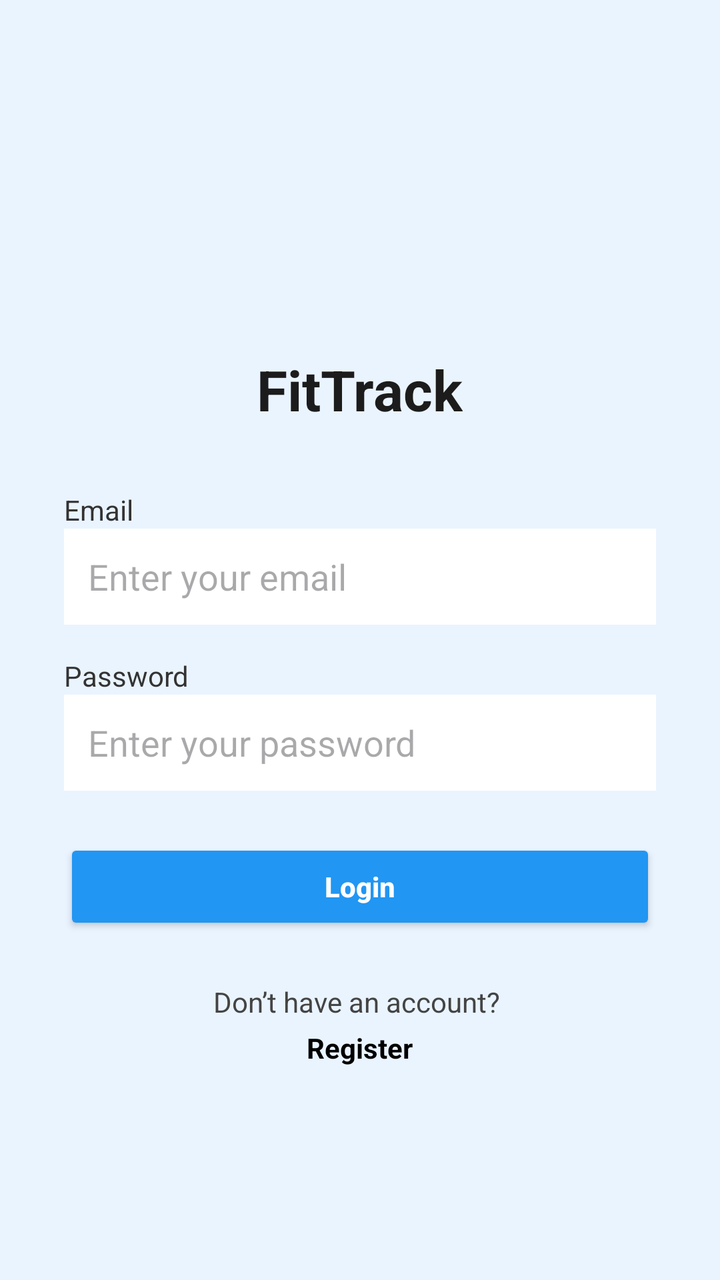
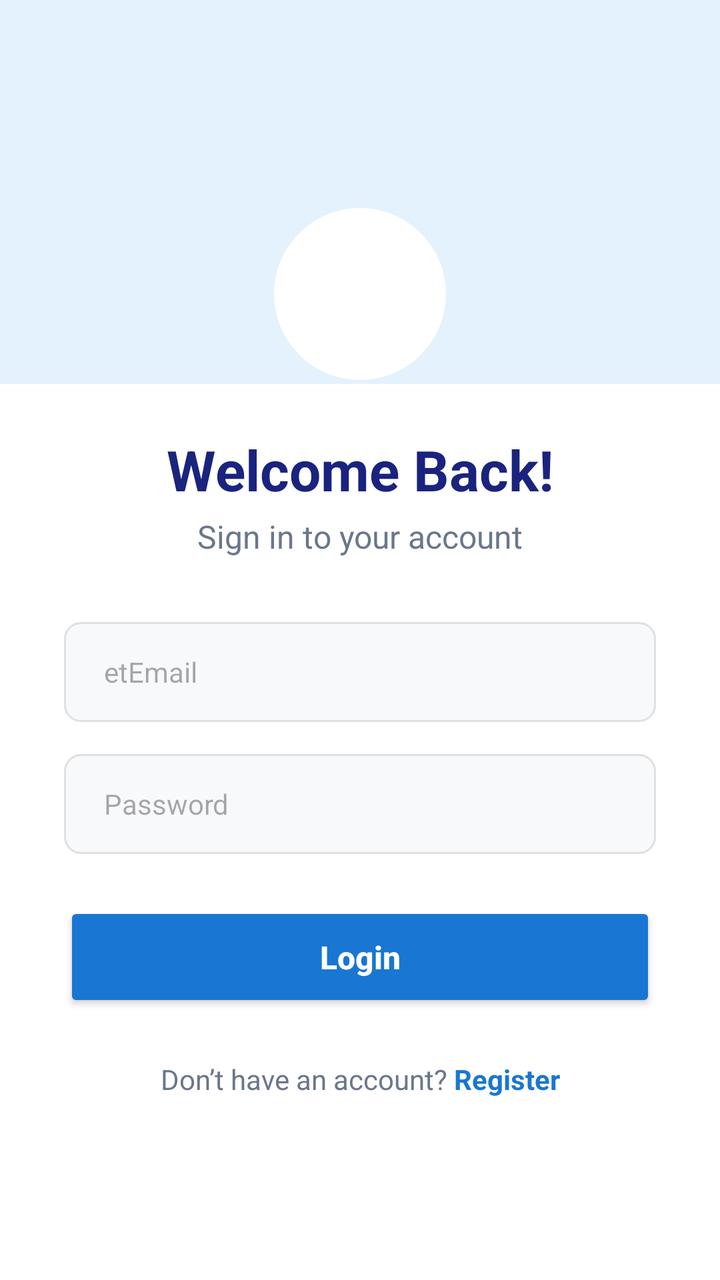

An Android layout rendered at two revisions. The XML below is the earlier revision; the diff shows what the commit changed to produce the second picture.
<!-- AndroidManifest.xml: application theme Theme.FinalHamada -->
<!-- res/layout/activity_sign_in.xml -->
<?xml version="1.0" encoding="utf-8"?>
<LinearLayout xmlns:android="http://schemas.android.com/apk/res/android"
    android:layout_width="match_parent"
    android:layout_height="match_parent"
    android:background="#EAF4FF"
    android:fillViewport="true"
    android:id="@+id/main">

    <LinearLayout
        android:layout_width="match_parent"
        android:layout_height="wrap_content"
        android:gravity="center_horizontal"
        android:orientation="vertical"
        android:padding="32dp">

        
        <ImageView
            android:id="@+id/logoImage"
            android:layout_width="80dp"
            android:layout_height="80dp"
            android:layout_marginTop="48dp"
            android:layout_marginBottom="16dp"
            android:padding="16dp"
            android:scaleType="centerInside" />

        
        <TextView
            android:id="@+id/appName"
            android:layout_width="wrap_content"
            android:layout_height="wrap_content"
            android:layout_marginBottom="32dp"
            android:text="FitTrack"
            android:textColor="#1C1C1C"
            android:textSize="28sp"
            android:textStyle="bold" />

        
        <TextView
            android:id="@+id/tvEmail"
            android:layout_width="match_parent"
            android:layout_height="wrap_content"
            android:text="Email"
            android:textColor="#333333"
            android:textSize="14sp" />

        <EditText
            android:id="@+id/emailInput"
            android:layout_width="match_parent"
            android:layout_height="48dp"
            android:layout_marginBottom="16dp"
            android:background="@android:color/white"
            android:hint="Enter your email"
            android:inputType="textEmailAddress"
            android:padding="12dp" />

        
        <TextView
            android:id="@+id/tvPassword"
            android:layout_width="match_parent"
            android:layout_height="wrap_content"
            android:text="Password"
            android:textColor="#333333"
            android:textSize="14sp" />

        <EditText
            android:id="@+id/etPassword"
            android:layout_width="match_parent"
            android:layout_height="48dp"
            android:layout_marginBottom="24dp"
            android:background="@android:color/white"
            android:hint="Enter your password"
            android:inputType="textPassword"
            android:padding="12dp" />

        
        <Button
            android:id="@+id/btnLogin"
            android:layout_width="match_parent"
            android:layout_height="48dp"
            android:backgroundTint="#2196F3"
            android:text="Login"
            android:textAllCaps="false"
            android:textColor="@android:color/white"
            android:textStyle="bold" />

        
        <TextView
            android:id="@+id/tvaccount"
            android:layout_width="wrap_content"
            android:layout_height="wrap_content"
            android:layout_marginTop="24dp"
            android:text="Don’t have an account? "
            android:textColor="#444444"
            android:textSize="14sp" />

        <TextView
            android:id="@+id/tvRegister"
            android:layout_width="wrap_content"
            android:layout_height="wrap_content"
            android:layout_marginTop="4dp"
            android:text="Register"
            android:textColor="#000000"
            android:textSize="14sp"
            android:textStyle="bold" />
    </LinearLayout>
</LinearLayout>
<!-- resources referenced by this layout -->
<resources>
  <style name="Theme.FinalHamada" parent="Base.Theme.FinalHamada" />
  <style name="Base.Theme.FinalHamada" parent="Theme.Material3.DayNight.NoActionBar">
          
          
      </style>
</resources>

<!-- the commit's change to res/layout/activity_sign_in.xml (unified diff, before → after) -->
@@ -1,106 +1,151 @@
 <?xml version="1.0" encoding="utf-8"?>
-<LinearLayout xmlns:android="http://schemas.android.com/apk/res/android"
+<androidx.constraintlayout.widget.ConstraintLayout xmlns:android="http://schemas.android.com/apk/res/android"
+    xmlns:app="http://schemas.android.com/apk/res-auto"
+    xmlns:tools="http://schemas.android.com/tools"
+    android:id="@+id/main"
     android:layout_width="match_parent"
     android:layout_height="match_parent"
-    android:background="#EAF4FF"
-    android:fillViewport="true"
-    android:id="@+id/main">
+    android:background="#FFFFFF"
+    tools:context=".SignIn">
 
+    
+    <View
+        android:id="@+id/top_view"
+        android:layout_width="0dp"
+        android:layout_height="0dp"
+        android:background="#E3F2FD"
+        app:layout_constraintBottom_toTopOf="@+id/guideline_top"
+        app:layout_constraintEnd_toEndOf="parent"
+        app:layout_constraintStart_toStartOf="parent"
+        app:layout_constraintTop_toTopOf="parent" />
+
+    
+    <ImageView
+        android:id="@+id/logoImage"
+        android:layout_width="90dp"
+        android:layout_height="90dp"
+        android:background="@drawable/circular_background"
+        android:padding="20dp"
+        app:layout_constraintBottom_toTopOf="@+id/guideline_top"
+        app:layout_constraintEnd_toEndOf="parent"
+        app:layout_constraintStart_toStartOf="parent"
+        app:tint="#1976D2"
+        tools:ignore="ContentDescription" />
+
+    
+    <androidx.constraintlayout.widget.Guideline
+        android:id="@+id/guideline_top"
+        android:layout_width="wrap_content"
+        android:layout_height="wrap_content"
+        android:orientation="horizontal"
+        app:layout_constraintGuide_percent="0.30" />
+
+    
+    <TextView
+        android:id="@+id/tvWelcome"
+        android:layout_width="wrap_content"
+        android:layout_height="wrap_content"
+        android:layout_marginTop="24dp"
+        android:text="Welcome Back!"
+        android:textColor="#1A237E"
+        android:textSize="28sp"
+        android:textStyle="bold"
+        app:layout_constraintEnd_toEndOf="parent"
+        app:layout_constraintStart_toStartOf="parent"
+        app:layout_constraintTop_toBottomOf="@id/guideline_top" />
+
+    
+    <TextView
+        android:id="@+id/tvSubtitle"
+        android:layout_width="wrap_content"
+        android:layout_height="wrap_content"
+        android:layout_marginTop="4dp"
+        android:text="Sign in to your account"
+        android:textColor="#6A778B"
+        android:textSize="16sp"
+        app:layout_constraintEnd_toEndOf="parent"
+        app:layout_constraintStart_toStartOf="parent"
+        app:layout_constraintTop_toBottomOf="@id/tvWelcome" />
+
+    
+    <EditText
+        android:id="@+id/etEmail"
+        android:layout_width="0dp"
+        android:layout_height="50dp"
+        android:layout_marginStart="32dp"
+        android:layout_marginTop="32dp"
+        android:layout_marginEnd="32dp"
+        android:background="@drawable/edittext_background"
+        android:hint="etEmail"
+        android:inputType="textEmailAddress"
+        android:paddingStart="20dp"
+        android:paddingEnd="20dp"
+        android:textSize="14sp"
+        app:layout_constraintEnd_toEndOf="parent"
+        app:layout_constraintStart_toStartOf="parent"
+        app:layout_constraintTop_toBottomOf="@id/tvSubtitle" />
+
+    
+    <EditText
+        android:id="@+id/etPassword"
+        android:layout_width="0dp"
+        android:layout_height="50dp"
+        android:layout_marginTop="16dp"
+        android:background="@drawable/edittext_background"
+        android:hint="Password"
+        android:inputType="textPassword"
+        android:paddingStart="20dp"
+        android:paddingEnd="20dp"
+        android:textSize="14sp"
+        app:layout_constraintEnd_toEndOf="@id/etEmail"
+        app:layout_constraintStart_toStartOf="@id/etEmail"
+        app:layout_constraintTop_toBottomOf="@id/etEmail" />
+
+    
+    <Button
+        android:id="@+id/btnLogin"
+        android:layout_width="0dp"
+        android:layout_height="55dp"
+        android:layout_marginTop="24dp"
+        android:backgroundTint="#1976D2"
+        android:text="Login"
+        android:textAllCaps="false"
+        android:textColor="@android:color/white"
+        android:textSize="16sp"
+        android:textStyle="bold"
+        app:cornerRadius="8dp"
+        app:layout_constraintEnd_toEndOf="@id/etPassword"
+        app:layout_constraintStart_toStartOf="@id/etPassword"
+        app:layout_constraintTop_toBottomOf="@id/etPassword" />
+
+    
     <LinearLayout
-        android:layout_width="match_parent"
+        android:id="@+id/register_layout"
+        android:layout_width="wrap_content"
         android:layout_height="wrap_content"
-        android:gravity="center_horizontal"
-        android:orientation="vertical"
-        android:padding="32dp">
+        android:layout_marginTop="24dp"
+        android:gravity="center"
+        android:orientation="horizontal"
+        app:layout_constraintEnd_toEndOf="parent"
+        app:layout_constraintStart_toStartOf="parent"
+        app:layout_constraintTop_toBottomOf="@id/btnLogin">
 
-        
-        <ImageView
-            android:id="@+id/logoImage"
-            android:layout_width="80dp"
-            android:layout_height="80dp"
-            android:layout_marginTop="48dp"
-            android:layout_marginBottom="16dp"
-            android:padding="16dp"
-            android:scaleType="centerInside" />
-
-        
-        <TextView
-            android:id="@+id/appName"
-            android:layout_width="wrap_content"
-            android:layout_height="wrap_content"
-            android:layout_marginBottom="32dp"
-            android:text="FitTrack"
-            android:textColor="#1C1C1C"
-            android:textSize="28sp"
-            android:textStyle="bold" />
-
-        
-        <TextView
-            android:id="@+id/tvEmail"
-            android:layout_width="match_parent"
-            android:layout_height="wrap_content"
-            android:text="Email"
-            android:textColor="#333333"
-            android:textSize="14sp" />
-
-        <EditText
-            android:id="@+id/emailInput"
-            android:layout_width="match_parent"
-            android:layout_height="48dp"
-            android:layout_marginBottom="16dp"
-            android:background="@android:color/white"
-            android:hint="Enter your email"
-            android:inputType="textEmailAddress"
-            android:padding="12dp" />
-
-        
-        <TextView
-            android:id="@+id/tvPassword"
-            android:layout_width="match_parent"
-            android:layout_height="wrap_content"
-            android:text="Password"
-            android:textColor="#333333"
-            android:textSize="14sp" />
-
-        <EditText
-            android:id="@+id/etPassword"
-            android:layout_width="match_parent"
-            android:layout_height="48dp"
-            android:layout_marginBottom="24dp"
-            android:background="@android:color/white"
-            android:hint="Enter your password"
-            android:inputType="textPassword"
-            android:padding="12dp" />
-
-        
-        <Button
-            android:id="@+id/btnLogin"
-            android:layout_width="match_parent"
-            android:layout_height="48dp"
-            android:backgroundTint="#2196F3"
-            android:text="Login"
-            android:textAllCaps="false"
-            android:textColor="@android:color/white"
-            android:textStyle="bold" />
-
-        
         <TextView
             android:id="@+id/tvaccount"
             android:layout_width="wrap_content"
             android:layout_height="wrap_content"
-            android:layout_marginTop="24dp"
             android:text="Don’t have an account? "
-            android:textColor="#444444"
+            android:textColor="#6A778B"
             android:textSize="14sp" />
 
         <TextView
             android:id="@+id/tvRegister"
             android:layout_width="wrap_content"
             android:layout_height="wrap_content"
-            android:layout_marginTop="4dp"
             android:text="Register"
-            android:textColor="#000000"
+            android:textColor="#1976D2"
             android:textSize="14sp"
             android:textStyle="bold" />
     </LinearLayout>
-</LinearLayout>
+
+</androidx.constraintlayout.widget.ConstraintLayout>
<!-- resource entries referenced after the edit -->
@@ -1,5 +1,20 @@
 <!-- resources referenced by this layout -->
 <resources>
+  <!-- drawable circular_background (drawable) -->
+  <?xml version="1.0" encoding="utf-8"?>
+  <shape xmlns:android="http://schemas.android.com/apk/res/android"
+      android:shape="oval">
+      <solid android:color="#FFFFFF"/>
+      <stroke android:width="2dp" android:color="#E3F2FD" />
+  </shape>
+  <!-- drawable edittext_background (drawable) -->
+  <?xml version="1.0" encoding="utf-8"?>
+  <shape xmlns:android="http://schemas.android.com/apk/res/android"
+      android:shape="rectangle">
+      <solid android:color="#F8F9FA" />
+      <corners android:radius="8dp" />
+      <stroke android:width="1dp" android:color="#E0E0E0" />
+  </shape>
   <style name="Theme.FinalHamada" parent="Base.Theme.FinalHamada" />
   <style name="Base.Theme.FinalHamada" parent="Theme.Material3.DayNight.NoActionBar">
           
